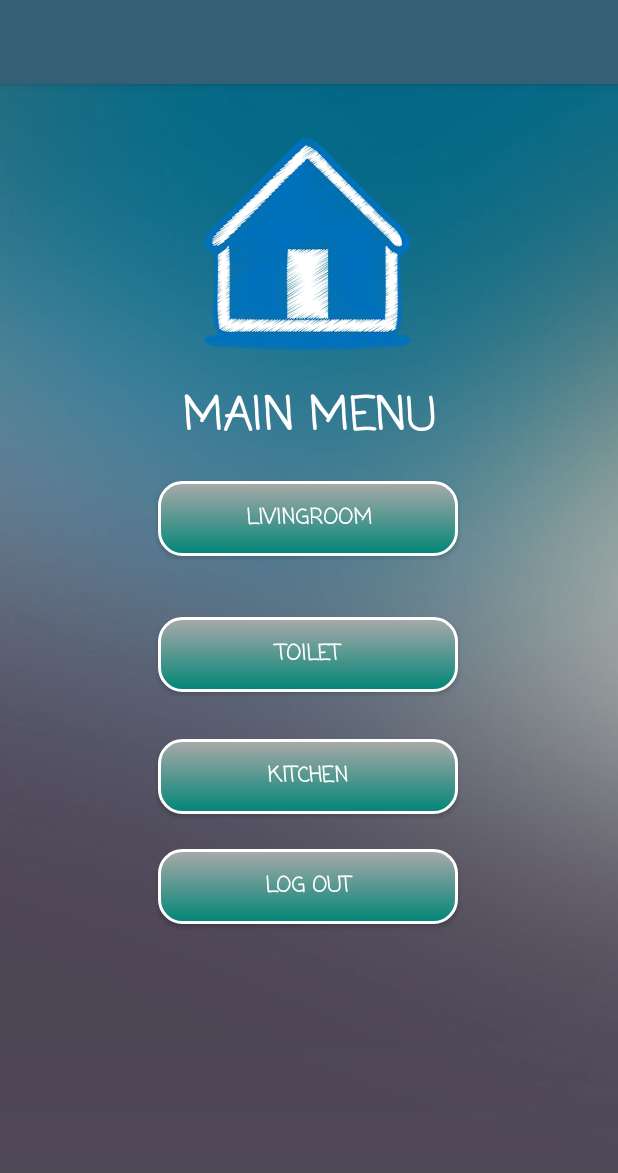
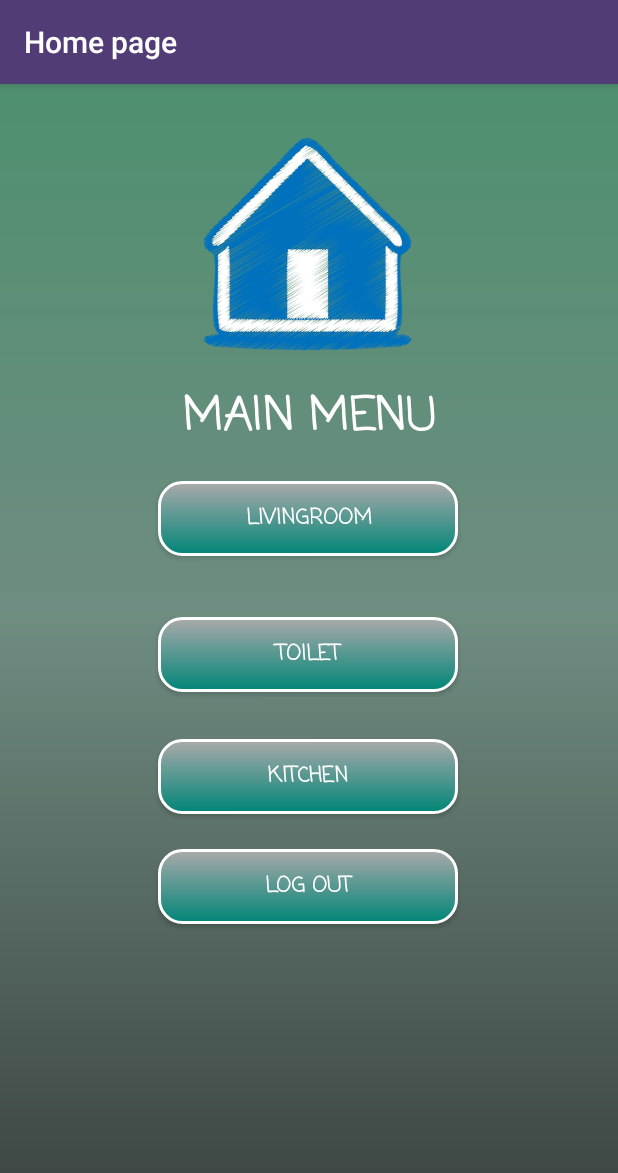
Before and after one commit to GeanyFynnetzze/sepV2, an Android app: the MainMenuActivity screen opened directly, with no data from a screen before it, on a phone screen of 412 x 824 dp. Shown: the top 1173 px of the screen. Run offline under Robolectric (Android 15) with nearby library versions, the phone set to English and light mode, and no system bars.

Commit message:
Design updates v3

```diff
--- a/testSEP/SpaceStationV2/app/src/main/AndroidManifest.xml
+++ b/testSEP/SpaceStationV2/app/src/main/AndroidManifest.xml
@@ -7,7 +7,7 @@
     <application
         android:allowBackup="true"
         android:icon="@mipmap/ic_launcher"
-        android:label="@string/app_name"
+        android:label="YourHouse"
         android:networkSecurityConfig="@xml/network_security_config"
         android:roundIcon="@mipmap/ic_launcher_round"
         android:supportsRtl="true"
--- a/testSEP/SpaceStationV2/app/src/main/java/com/example/spacestationv2/View/MainActivity.java
+++ b/testSEP/SpaceStationV2/app/src/main/java/com/example/spacestationv2/View/MainActivity.java
@@ -69,6 +69,9 @@ public class MainActivity extends AppCompatActivity implements NavigationView.On
     @Override
     public boolean onNavigationItemSelected(@NonNull MenuItem item) {
         switch (item.getItemId()) {
+            case R.id.nav_homepage:
+                startActivity(new Intent(getApplicationContext(),MainMenuActivity.class));
+                break;
             case R.id.nav_livingRoom:
                 getSupportFragmentManager().beginTransaction().replace(R.id.fragment_container,
                         new LivingRoomFragment()).commit();
--- /dev/null
+++ b/testSEP/SpaceStationV2/app/src/main/res/drawable/menu_background.xml
@@ -0,0 +1,10 @@
+<?xml version="1.0" encoding="utf-8"?>
+<shape xmlns:android="http://schemas.android.com/apk/res/android">
+
+    <gradient
+        android:startColor="#49916d"
+        android:centerColor="#6f8c81"
+        android:endColor="#39403d"
+        android:angle="-90"/>
+
+</shape>
--- a/testSEP/SpaceStationV2/app/src/main/res/layout/activity_main_menu.xml
+++ b/testSEP/SpaceStationV2/app/src/main/res/layout/activity_main_menu.xml
@@ -4,7 +4,7 @@
     xmlns:tools="http://schemas.android.com/tools"
     android:layout_width="match_parent"
     android:layout_height="match_parent"
-    android:background="@drawable/ic_backgroundmaine"
+    android:background="@drawable/menu_background"
     tools:context="com.example.spacestationv2.View.MainMenuActivity">
 
     <androidx.appcompat.widget.Toolbar
@@ -16,7 +16,7 @@
         android:theme="@style/ThemeOverlay.AppCompat.Dark.ActionBar"
         app:popupTheme="@style/ThemeOverlay.AppCompat.Light"
         tools:ignore="MissingConstraints"
-        />
+        app:title="Home page" />
 
     <androidx.appcompat.widget.AppCompatImageView
         android:id="@+id/appCompatImageView2"
--- a/testSEP/SpaceStationV2/app/src/main/res/menu/drawer_menu.xml
+++ b/testSEP/SpaceStationV2/app/src/main/res/menu/drawer_menu.xml
@@ -3,6 +3,11 @@
 
 
     <group android:checkableBehavior="single">
+        <item
+            android:id="@+id/nav_homepage"
+            android:icon="@drawable/ic_home"
+            android:title="Home"
+            />
         <item
             android:id="@+id/nav_livingRoom"
             android:icon="@drawable/ic_living_room1"
--- a/testSEP/SpaceStationV2/app/src/main/res/values/colors.xml
+++ b/testSEP/SpaceStationV2/app/src/main/res/values/colors.xml
@@ -4,6 +4,6 @@
     <color name="colorPrimaryDark">#3700B3</color>
     <color name="somethng">#667fa4</color>
     <color name="colorAccent">#D81B60</color>
-    <color name="toolbar">#345F75</color>
+    <color name="toolbar">#513C75</color>
     <color name="recycle">#374c91</color>
 </resources>
```
Also changed, not shown: testSEP/SpaceStationV2/app/src/main/res/drawable/ic_home.xml (added, +9 -0 lines).
